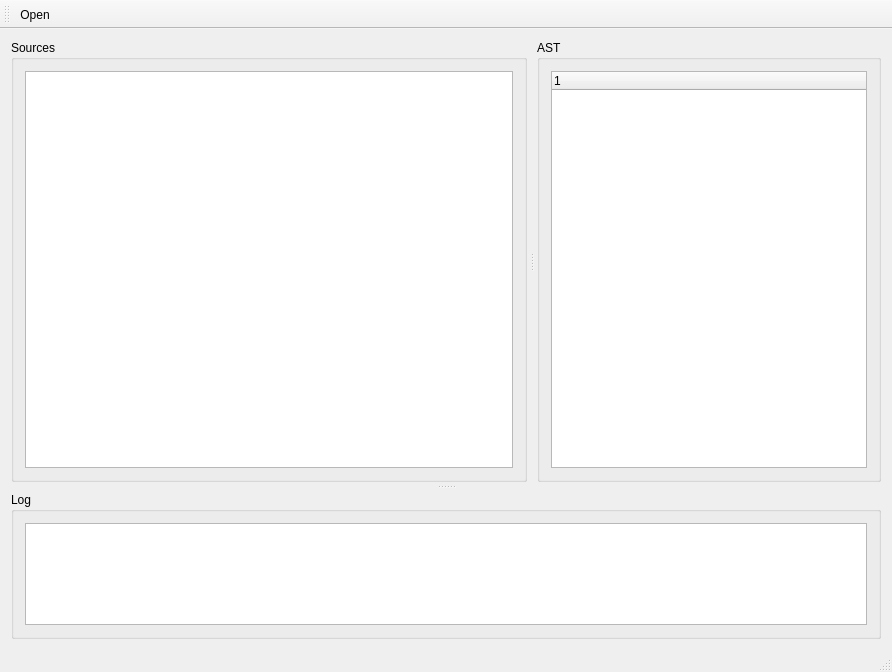
hangxingliu/how-to-use-libclang, file gui/mainwindow.ui: the form before one commit.
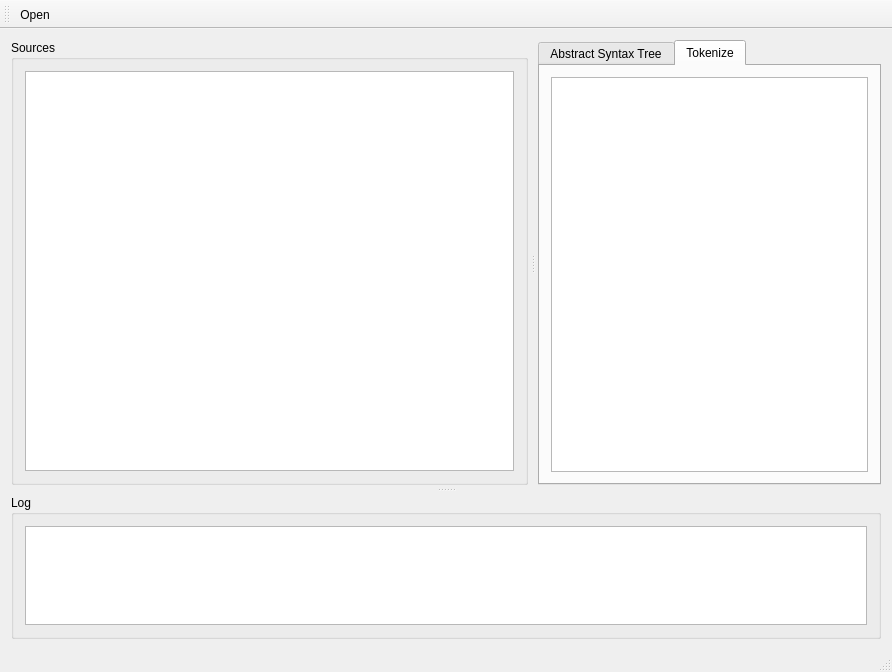
The form after the commit. The open tabs and pages were chosen to show the change. Icons and pictures are not drawn.

Commit message:
add tokenize list, move to related line and syntax highlight into GUI.
also add one more sample cpp source file

The edit to the form file:
```diff
--- a/gui/mainwindow.ui
+++ b/gui/mainwindow.ui
@@ -53,7 +53,7 @@
          <item row="0" column="0">
           <widget class="QTextEdit" name="textSources">
            <property name="readOnly">
-            <bool>false</bool>
+            <bool>true</bool>
            </property>
            <property name="tabStopWidth">
             <number>20</number>
@@ -62,16 +62,20 @@
          </item>
         </layout>
        </widget>
-       <widget class="QGroupBox" name="groupAST">
+       <widget class="QTabWidget" name="tabAttr">
         <property name="sizePolicy">
          <sizepolicy hsizetype="Preferred" vsizetype="Preferred">
           <horstretch>2</horstretch>
           <verstretch>0</verstretch>
          </sizepolicy>
         </property>
-        <property name="title">
-         <string>AST</string>
+        <property name="currentIndex">
+         <number>0</number>
         </property>
+        <widget class="QWidget" name="tabAttr_AST">
+         <attribute name="title">
+          <string>Abstract Syntax Tree</string>
+         </attribute>
         <layout class="QGridLayout" name="gridLayout_4">
          <item row="0" column="0">
           <widget class="QTreeWidget" name="treeWidget">
@@ -84,6 +88,24 @@
          </item>
         </layout>
        </widget>
+        <widget class="QWidget" name="tab">
+         <attribute name="title">
+          <string>Tokenize</string>
+         </attribute>
+         <layout class="QGridLayout" name="gridLayout_5">
+          <item row="0" column="0">
+           <widget class="QListWidget" name="listToken">
+            <property name="font">
+             <font>
+              <family>Monospace</family>
+              <pointsize>10</pointsize>
+             </font>
+            </property>
+           </widget>
+          </item>
+         </layout>
+        </widget>
+       </widget>
       </widget>
       <widget class="QGroupBox" name="groupLog">
        <property name="sizePolicy">
@@ -97,7 +119,11 @@
        </property>
        <layout class="QGridLayout" name="gridLayout_2">
         <item row="0" column="0">
-         <widget class="QTextEdit" name="textLog"/>
+         <widget class="QTextEdit" name="textLog">
+          <property name="readOnly">
+           <bool>true</bool>
+          </property>
+         </widget>
         </item>
        </layout>
       </widget>
```
Left out of the diff: 2 changed lines with no effect on the pictures. Lines whose indentation alone changed are shown as unchanged. The commit also changes 11 other files.
